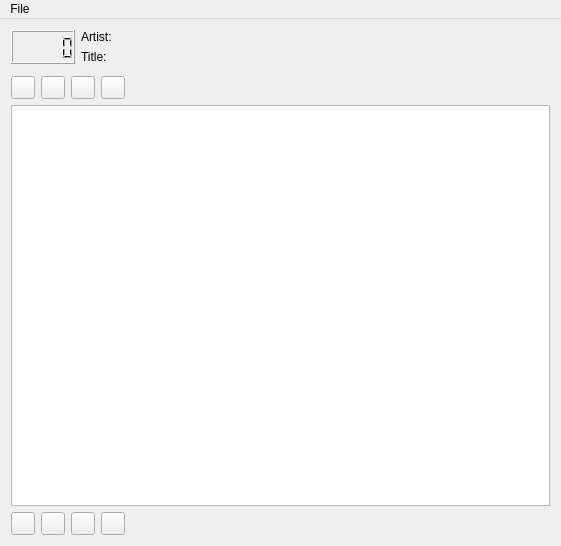
Qt form src/qompmainwin.ui (qomp/qomp) before a commit.
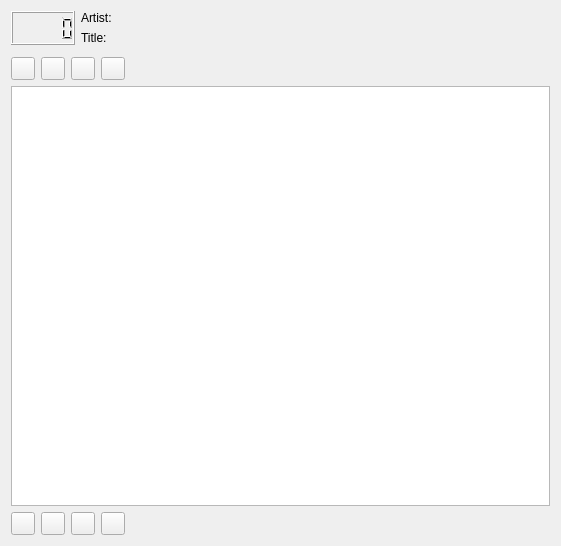
The same form after that commit. Icons and pictures are not drawn. Custom widgets are drawn as their Qt base class.

Commit message: add context menu on mainwindow

Diff of the .ui file:
```diff
--- a/src/qompmainwin.ui
+++ b/src/qompmainwin.ui
@@ -213,23 +213,6 @@
     </item>
    </layout>
   </widget>
-  <widget class="QMenuBar" name="menuBar">
-   <property name="geometry">
-    <rect>
-     <x>0</x>
-     <y>0</y>
-     <width>561</width>
-     <height>25</height>
-    </rect>
-   </property>
-   <widget class="QMenu" name="menuFile">
-    <property name="title">
-     <string>File</string>
-    </property>
-    <addaction name="actionExit"/>
-   </widget>
-   <addaction name="menuFile"/>
-  </widget>
   <action name="actionOpen">
    <property name="text">
     <string>Open</string>
```
Left out of the diff: 3 changed lines with no effect on the pictures. The commit also changes 2 other files.
